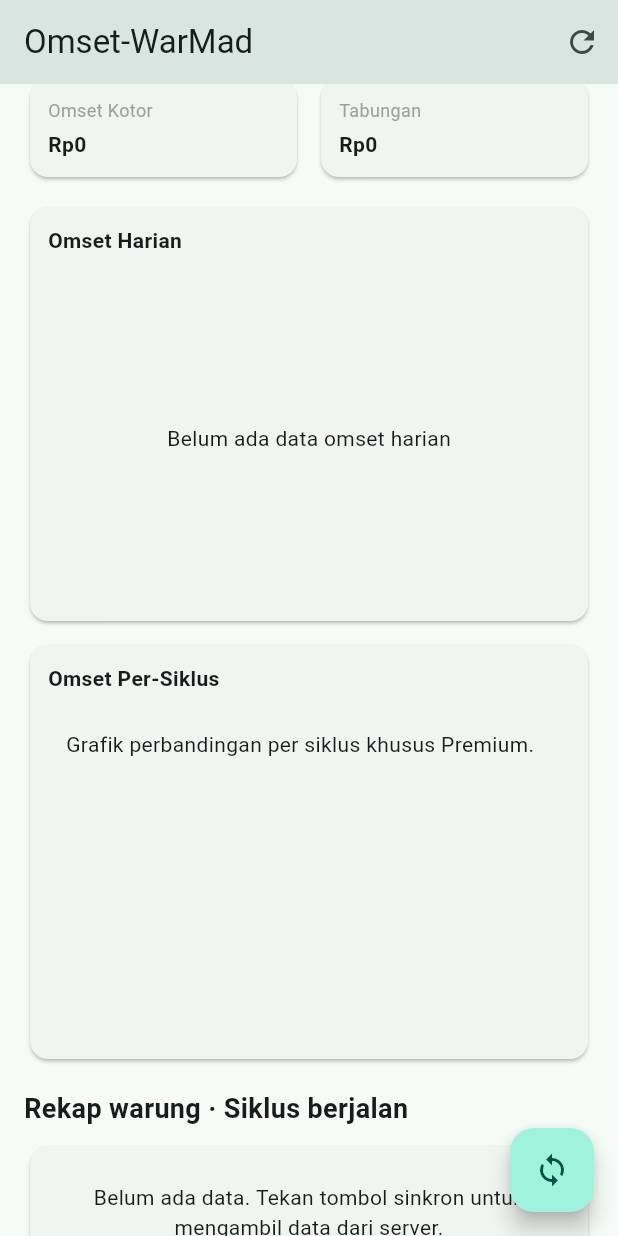
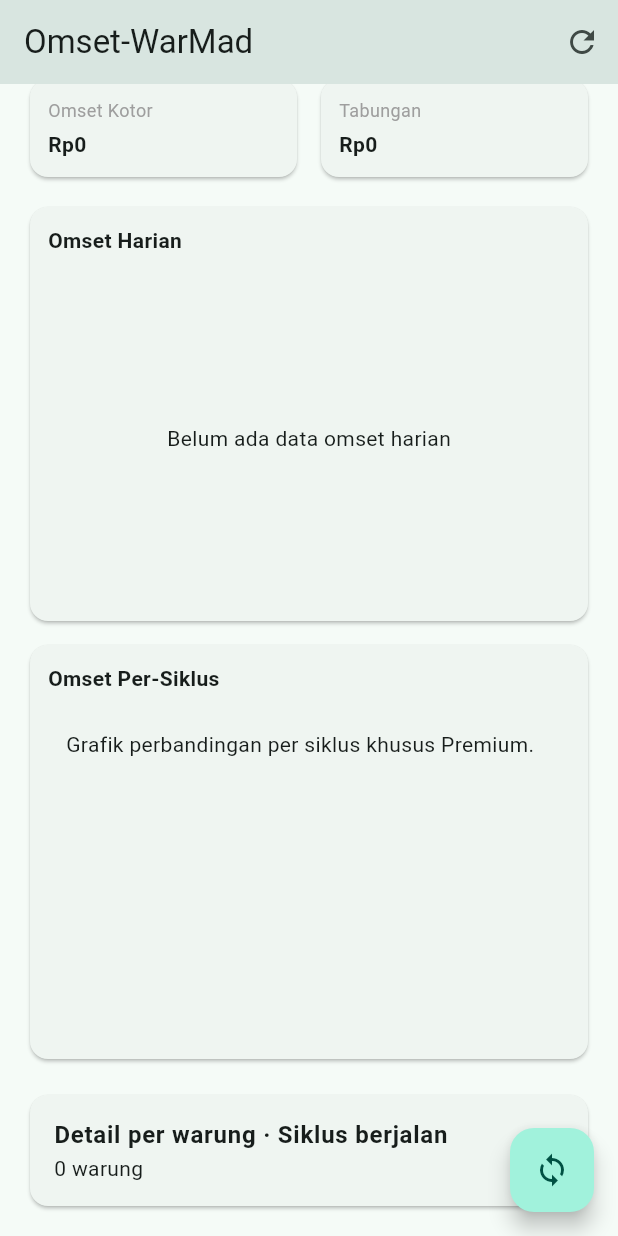
Before and after one commit to aliimron1909/omset-warmad-mobile, a Flutter app: the HomePage screen opened directly with empty values, scrolled down 322 dp, on a phone screen of 412 x 824 dp. Run offline on Flutter 3.47's test engine with Material 3 defaults, Android fonts, the phone set to English and light mode, and no system bars.

Commit message:
Perbaiki status premium saat sync dan detail per warung expandable

```diff
--- a/lib/data/sync.dart
+++ b/lib/data/sync.dart
@@ -128,7 +128,9 @@ class SyncEngine {
       );
     }
     st.role = (r['peran'] as String?) ?? 'pemilik';
-    st.premium = r['premium'] == true;
+    if (r.containsKey('premium')) {
+      st.premium = r['premium'] == true;
+    }
     if (r['rev'] != null) st.rev = (r['rev'] as num).toInt();
 
     final rawWarung = (r['warung'] as List?) ?? [];
--- a/lib/main.dart
+++ b/lib/main.dart
@@ -496,17 +496,21 @@ class _HomePageState extends State<HomePage> {
                     ),
             ),
             const SizedBox(height: 16),
-            Text('Rekap warung · $selLabel',
-                style: const TextStyle(fontSize: 18, fontWeight: FontWeight.bold)),
-            const SizedBox(height: 8),
+            Card(
+              clipBehavior: Clip.antiAlias,
+              child: ExpansionTile(
+                title: Text('Detail per warung · $selLabel',
+                    style: const TextStyle(fontWeight: FontWeight.bold)),
+                subtitle: Text('${st.warung.length} warung'),
+                initiallyExpanded: false,
+                childrenPadding: const EdgeInsets.fromLTRB(12, 0, 12, 12),
+                children: [
                   if (st.warung.isEmpty)
-              const Card(
-                child: Padding(
-                  padding: EdgeInsets.all(24),
+                    const Padding(
+                      padding: EdgeInsets.all(12),
                       child: Text(
                         'Belum ada data. Tekan tombol sinkron untuk mengambil data dari server.',
                         textAlign: TextAlign.center,
-                  ),
                       ),
                     ),
                   ...st.warung.map((w) => _WarungCard(
@@ -515,6 +519,9 @@ class _HomePageState extends State<HomePage> {
                         rupiah: _rupiah,
                         cycles: _cyclesFor(w, today),
                       )),
+                ],
+              ),
+            ),
           ],
         ),
       ),
--- a/pubspec.yaml
+++ b/pubspec.yaml
@@ -1,7 +1,7 @@
 name: warmad_mobile
 description: Aplikasi Omset-WarMad native (Flutter).
 publish_to: 'none'
-version: 5.0.6+7
+version: 5.0.7+8
 
 environment:
   sdk: '>=3.4.0 <4.0.0'
```
Lines whose indentation alone changed are shown as unchanged.
